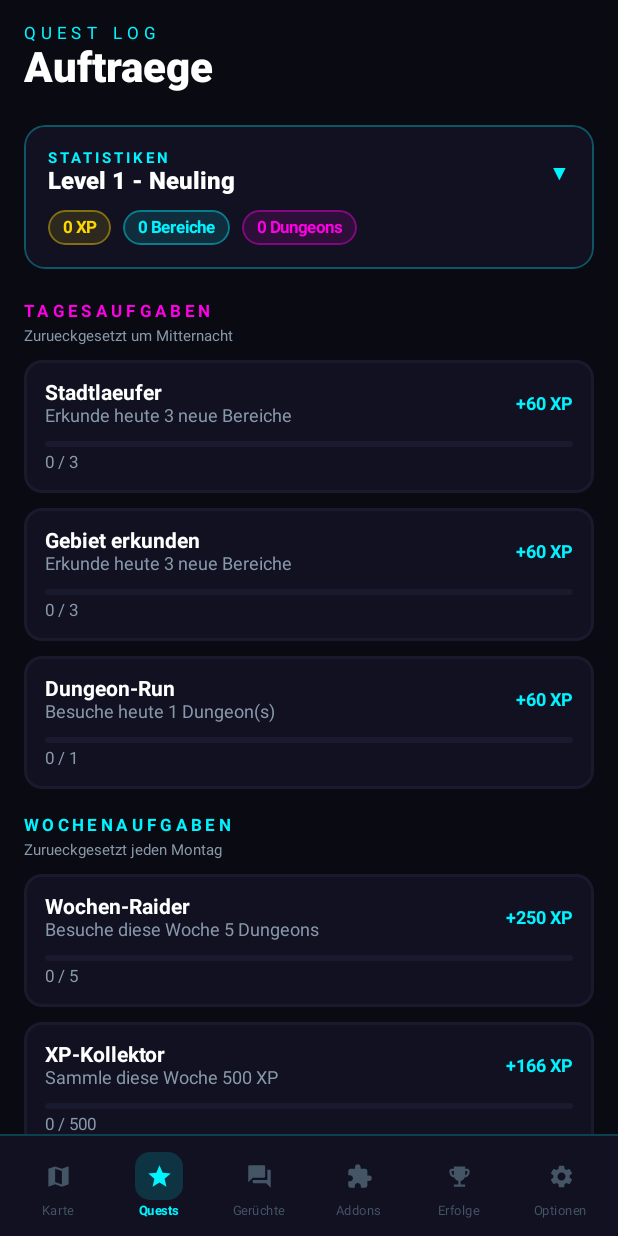
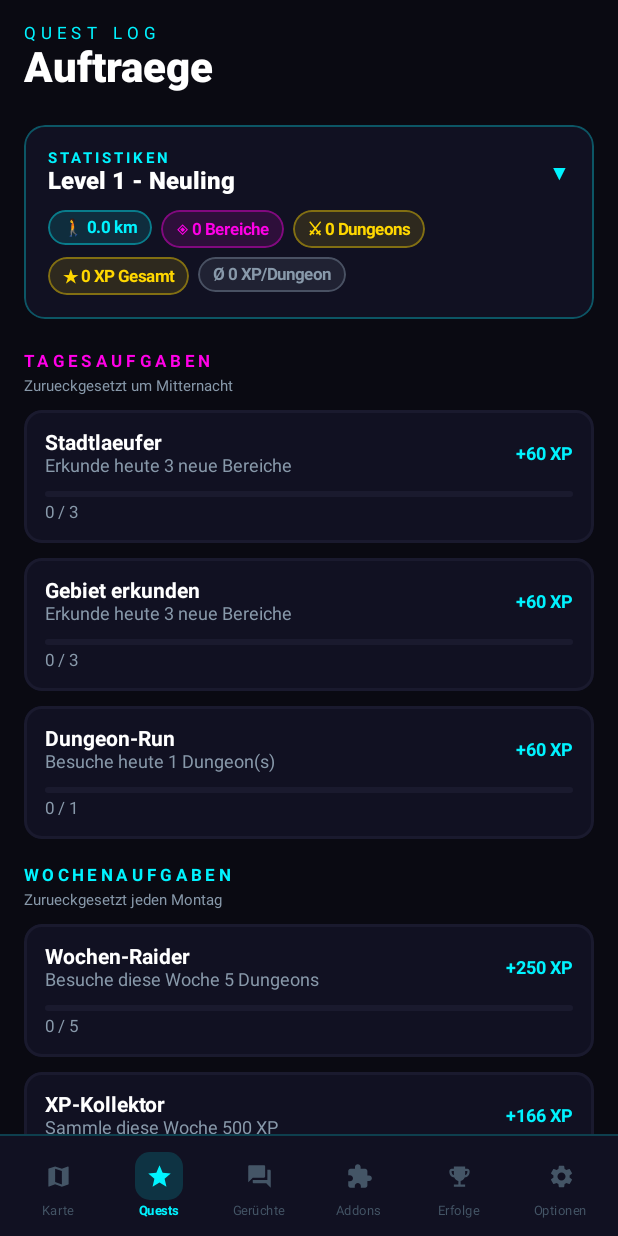
Before and after one commit to theStxve/SaD-App, an Android app built with Jetpack Compose: the screen it shows after launch (MainActivity), after a tap on "Quests", on a phone screen of 412 x 824 dp. Run offline under Robolectric (Android 15) with nearby library versions, the light colour scheme and no system bars; our stand-ins replace Room's generated code; libraries missing offline, so code that uses them is left out: org.osmdroid.config, org.osmdroid.tileprovider, org.osmdroid.util, org.osmdroid.views; 6 statements that could not run were skipped.

Commit message:
feat: km distanzmessung & erweiterte effizienz-statistiken im quest tab

```diff
--- a/app/src/main/java/com/sad/app/data/PlayerProfile.kt
+++ b/app/src/main/java/com/sad/app/data/PlayerProfile.kt
@@ -11,11 +11,16 @@ data class PlayerProfile(
     val visitedDungeons: Int,
     val nightExploredCount: Int,
     val morningExploredCount: Int,
+    val totalDistanceMeters: Float,
+    val streakDays: Int,
     val title: String,
     val unlockedAchievements: Set<String>
 ) {
     val displayName: String
         get() = playerName.ifBlank { "Agent_$level" }
+
+    val totalDistanceKm: Float
+        get() = totalDistanceMeters / 1000f
 
     companion object {
         fun load(context: Context): PlayerProfile {
@@ -26,6 +31,14 @@ data class PlayerProfile(
             val dungeons = prefs.getInt("visited_dungeons", 0)
             val nightExplored = prefs.getInt("night_explored_count", 0)
             val morningExplored = prefs.getInt("morning_explored_count", 0)
+
+            // Rueckwirkende Distanz-Schaetzung (150m pro erkundetem Bereich + 1.2km pro Dungeon)
+            val trackedMeters = prefs.getFloat("total_distance_meters", 0f)
+            val estimatedMeters = (explored * 150f) + (dungeons * 1200f)
+            val totalDistanceMeters = maxOf(trackedMeters, estimatedMeters)
+
+            val streakDays = prefs.getInt("streak_days", if (dungeons > 0 || explored > 0) 1 else 0)
+
             val level = (xp / 500) + 1
             val title = when {
                 level >= 500 -> "Gott-Status"
@@ -38,7 +51,14 @@ data class PlayerProfile(
                 else         -> "Neuling"
             }
             val unlockedAchievements = prefs.getStringSet("unlocked_achievements", emptySet()) ?: emptySet()
-            return PlayerProfile(playerName, xp, level, explored, dungeons, nightExplored, morningExplored, title, unlockedAchievements)
+            return PlayerProfile(playerName, xp, level, explored, dungeons, nightExplored, morningExplored, totalDistanceMeters, streakDays, title, unlockedAchievements)
+        }
+
+        fun addDistanceMeters(context: Context, meters: Float) {
+            if (meters <= 0) return
+            val prefs = context.getSharedPreferences("player_profile", Context.MODE_PRIVATE)
+            val current = prefs.getFloat("total_distance_meters", 0f)
+            prefs.edit().putFloat("total_distance_meters", current + meters).apply()
         }
 
         fun setPlayerName(context: Context, name: String) {
--- a/app/src/main/java/com/sad/app/ui/QuestScreen.kt
+++ b/app/src/main/java/com/sad/app/ui/QuestScreen.kt
@@ -78,6 +78,11 @@ val ALL_QUESTS = listOf(
 fun StatsCard(profile: PlayerProfile, rarityBreakdown: Map<String, Int>, colors: AppColors) {
     var expanded by remember { mutableStateOf(false) }
 
+    val kmFormatted = String.format(java.util.Locale.US, "%.1f km", profile.totalDistanceKm)
+    val avgXpPerDungeon = if (profile.visitedDungeons > 0) profile.xp / profile.visitedDungeons else 0
+    val kmPerDungeon = if (profile.visitedDungeons > 0) profile.totalDistanceKm / profile.visitedDungeons else 0f
+    val kmPerDungeonFormatted = String.format(java.util.Locale.US, "%.2f km", kmPerDungeon)
+
     Column(
         modifier = Modifier
             .fillMaxWidth()
@@ -103,11 +108,19 @@ fun StatsCard(profile: PlayerProfile, rarityBreakdown: Map<String, Int>, colors:
 
         Spacer(Modifier.height(10.dp))
 
-        // Immer sichtbar: Kern-Stats
-        Row(modifier = Modifier.fillMaxWidth(), horizontalArrangement = Arrangement.spacedBy(8.dp)) {
-            StatPill("${profile.xp} XP", colors.gold, colors)
-            StatPill("${profile.exploredCount} Bereiche", colors.primary, colors)
-            StatPill("${profile.visitedDungeons} Dungeons", colors.accent, colors)
+        // Immer sichtbar: Haupt-Pills (Strecke, Bereiche, Dungeons)
+        Row(modifier = Modifier.fillMaxWidth(), horizontalArrangement = Arrangement.spacedBy(6.dp)) {
+            StatPill("🚶 $kmFormatted", colors.primary, colors)
+            StatPill("◈ ${profile.exploredCount} Bereiche", colors.accent, colors)
+            StatPill("⚔ ${profile.visitedDungeons} Dungeons", colors.gold, colors)
+        }
+
+        Spacer(Modifier.height(6.dp))
+
+        // Immer sichtbar: XP & Rate
+        Row(modifier = Modifier.fillMaxWidth(), horizontalArrangement = Arrangement.spacedBy(6.dp)) {
+            StatPill("★ ${profile.xp} XP Gesamt", colors.gold, colors)
+            StatPill("Ø $avgXpPerDungeon XP/Dungeon", colors.textSecondary, colors)
         }
 
         if (expanded) {
@@ -130,13 +143,14 @@ fun StatsCard(profile: PlayerProfile, rarityBreakdown: Map<String, Int>, colors:
             Divider(color = colors.surfaceVariant.copy(alpha = 0.5f))
             Spacer(Modifier.height(12.dp))
 
-            // Tageszeit-Stats
-            Text("ERKUNDUNGSZEITEN", color = colors.textSecondary, fontSize = 10.sp,
+            // Effizienz & Tageszeiten
+            Text("EFFIZIENZ & ZEITEN", color = colors.textSecondary, fontSize = 10.sp,
                 fontWeight = FontWeight.Bold, letterSpacing = 1.5.sp)
             Spacer(Modifier.height(8.dp))
-            Row(modifier = Modifier.fillMaxWidth(), horizontalArrangement = Arrangement.spacedBy(8.dp)) {
-                StatPill("${profile.nightExploredCount} Nacht", Color(0xFF4444FF), colors)
-                StatPill("${profile.morningExploredCount} Morgen", Color(0xFFFF8C00), colors)
+            Row(modifier = Modifier.fillMaxWidth(), horizontalArrangement = Arrangement.spacedBy(6.dp)) {
+                StatPill("Ø $kmPerDungeonFormatted / Dungeon", colors.primary, colors)
+                StatPill("🌙 ${profile.nightExploredCount} Nacht", Color(0xFF8888FF), colors)
+                StatPill("🌅 ${profile.morningExploredCount} Morgen", Color(0xFFFF8C00), colors)
             }
         }
     }
```
Also changed, not shown: app/src/main/java/com/sad/app/LocationTrackingService.kt (+6 -4 lines).
